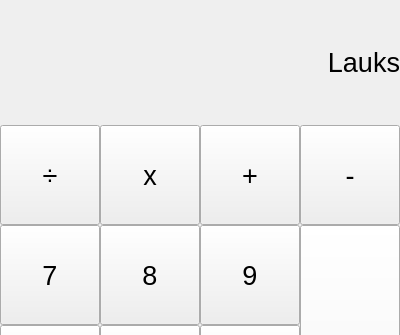
The window that kalkulators.ui (ralphrbergman/kalkulators) describes before a commit, drawn with Qt 5; both pictures show x 0 to 400 and y 0 to 335 of the 400 by 625 pixel window.
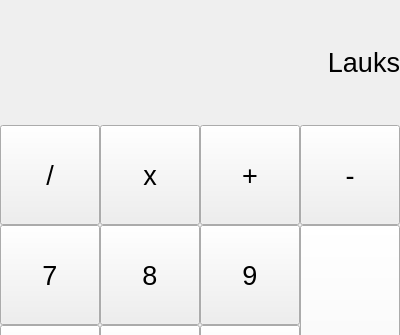
The same window after the commit.

Commit message: UX Improvement: Made division symbol keyboard typeable

Patch:
```diff
--- a/kalkulators.ui
+++ b/kalkulators.ui
@@ -54,7 +54,7 @@
      </rect>
     </property>
     <property name="text">
-     <string>÷</string>
+     <string>/</string>
     </property>
     <property name="autoRepeat">
      <bool>false</bool>
```
The commit also changes 2 other files.
